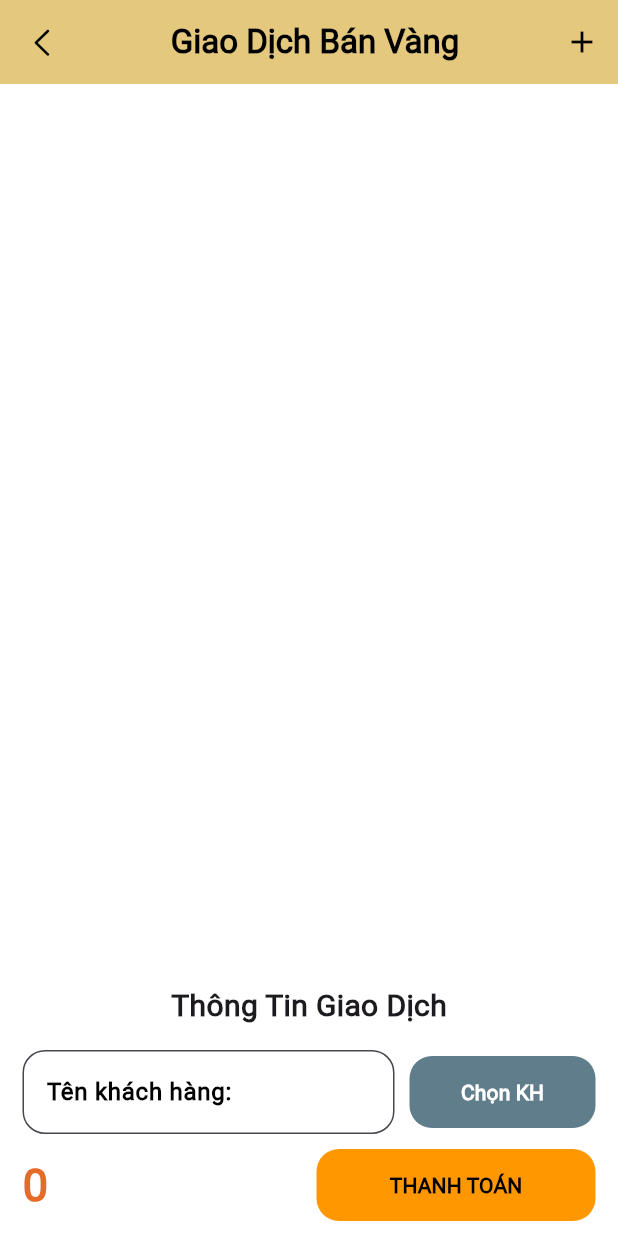
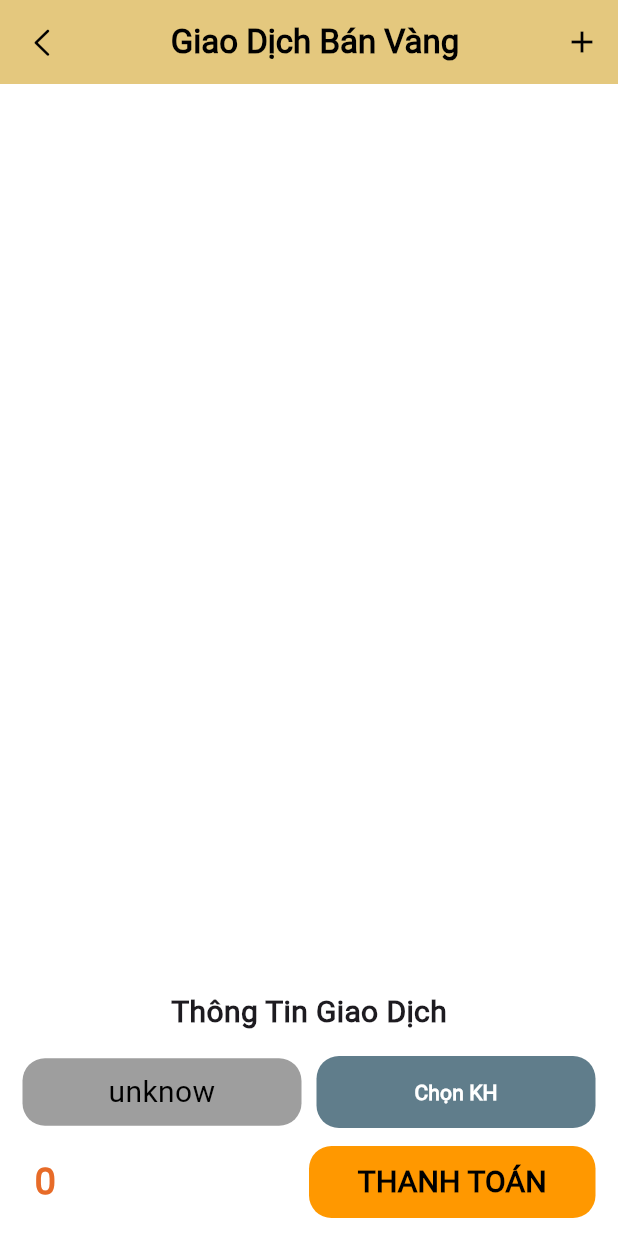
Before and after one commit to GiaBao0510/QLTV_DD, a Flutter app: the BanVangPlus screen opened directly, on a phone screen of 412 x 824 dp. Run offline on Flutter 3.47's test engine with Material 3 defaults, Android fonts, the light colour scheme and no system bars; our stand-ins replace fl_chart, google_fonts, lottie, pdf, permission_handler, printing and 2 more; missing offline and left inert: excel, flutter_barcode_scanner, number_to_vietnamese_words, session_manager; accounts and stored records are empty; network calls fail.

Commit message:
update Ban vang plus

```diff
--- a/app_qltv/lib/FrontEnd/constants/config.dart
+++ b/app_qltv/lib/FrontEnd/constants/config.dart
@@ -1,4 +1,4 @@
-const url = "http://10.11.160.205:3000";
+const url = "http://192.168.1.18:3000";
 
 const login = "$url/login"; //Đăng nhập
 const logout = "$url/exit"; //Đăng xuất
--- a/app_qltv/lib/FrontEnd/ui/GiaoDich/GiaoDichBanVangPlus.dart
+++ b/app_qltv/lib/FrontEnd/ui/GiaoDich/GiaoDichBanVangPlus.dart
@@ -23,22 +23,14 @@ class _BanVangPlusState extends State<BanVangPlus> {
   final TextEditingController _controller = TextEditingController();
 
   late Future<TruocKhiThucHienBanVang_model> _thongTinHangHoaFuture;
-  late List<TruocKhiThucHienBanVang_model> _hangHoaList = [];
+  late final List<TruocKhiThucHienBanVang_model> _hangHoaList = [];
 
   late Future<List<Khachhang>> _khachHangFuture;
-  List<Khachhang> _khachHangList = [];
   List<Khachhang> _filteredKhachHang = [];
-  final TextEditingController _searchController = TextEditingController();
+  String nameKH = 'unknow';
+  String maKH = '';
   int _currentPage = 1;
-  int _pageSize = 10;
-  int _totalKhachhang = 0;
-  int _totalRows = 0;
   double _totalThanhToan = 0;
-
-  final TextEditingController _tongtien = TextEditingController(),
-      _tienbot = TextEditingController(),
-      _thanhtoan = TextEditingController(),
-      _tenKhachHang = TextEditingController();
 
   // ignore: non_constant_identifier_names
   Future<void> _LoadData(maSp) async {
@@ -60,10 +52,11 @@ class _BanVangPlusState extends State<BanVangPlus> {
     //Lấy thông tin hàng hóa
     _thongTinHangHoaFuture =
         Provider.of<BanvangController>(context, listen: false)
-            .FecthThongTinSanPham();
+            .ThongTinSanPham();
     _thongTinHangHoaFuture.then((thongtin) {
       setState(() {
         _hangHoaList.add(thongtin);
+        _totalThanhToan = _totalThanhToan + thongtin.THANH_TIEN!;
       });
     });
   }
@@ -71,41 +64,12 @@ class _BanVangPlusState extends State<BanVangPlus> {
   Future<void> _loadKhachhang({int page = 1}) async {
     final manager = Provider.of<KhachhangManage>(context, listen: false);
     // Fetch customer information
-    _khachHangFuture = manager.fetchKhachhang(page: page, pageSize: _pageSize);
+    _khachHangFuture = manager.fetchKhachhang(page: page, pageSize: 10);
     final clients = await _khachHangFuture;
     setState(() {
-      _khachHangList = clients;
       _filteredKhachHang = clients;
       _currentPage = page;
-      _totalRows = manager.totalRows;
     });
-  }
-
-  Future<void> _loadTotalKhachhang() async {
-    final totalKhachhang =
-        await Provider.of<KhachhangManage>(context, listen: false)
-            .fetchTotalKhachhang();
-
-    setState(() {
-      _totalKhachhang = totalKhachhang;
-    });
-  }
-
-  //4. Tạo bộ lọc tìm khách hàng dựa trên tên
-  void _filterKhachhang() {
-    final query = _searchController.text.toLowerCase();
-    setState(() {
-      _filteredKhachHang = _khachHangList.where((client) {
-        return client.kh_ten!.toLowerCase().contains(query);
-      }).toList();
-    });
-  }
-
-  void _updateThanhToan() {
-    final tongTien = double.tryParse(_tongtien.text) ?? 0.0;
-    final tienBot = double.tryParse(_tienbot.text) ?? 0.0;
-    final thanhToan = tongTien - tienBot;
-    _thanhtoan.text = thanhToan.toStringAsFixed(2);
   }
 
   void removeHangHoa(hangHoa) {
@@ -114,14 +78,14 @@ class _BanVangPlusState extends State<BanVangPlus> {
     });
   }
 
-  void quetMaQR(context) {
-    ThuVienUntilState.scanQRcodePlus(context);
+  void quetMaQR(context) async {
+    await ThuVienUntilState.scanQRcodePlus(context);
     _LoadDatabyCamera();
   }
 
-  void quetBarQR(context) {
+  void quetBarQR(context) async {
     ThuVienUntilState.scanBarcodePlus(context);
-    _LoadDatabyCamera();
+    await _LoadDatabyCamera();
   }
 
   void nhapMaSanPham(BuildContext context) {
@@ -179,7 +143,6 @@ class _BanVangPlusState extends State<BanVangPlus> {
   void initState() {
     super.initState();
     _loadKhachhang();
-    _searchController.addListener(_filterKhachhang);
   }
 
   @override
@@ -327,28 +290,22 @@ class _BanVangPlusState extends State<BanVangPlus> {
           Row(
             children: [
               Expanded(
-                flex: 2,
-                child: TextFormField(
-                  readOnly: true,
-                  controller: _tenKhachHang,
-                  decoration: const InputDecoration(
-                    labelText: 'Tên khách hàng:',
-                    labelStyle: TextStyle(
-                        color: Colors.black, fontWeight: FontWeight.bold),
-                    filled: true,
-                    fillColor: Colors.white,
-                    border: OutlineInputBorder(
-                      borderSide: BorderSide(color: Colors.white, width: 15.0),
-                      borderRadius: BorderRadius.all(Radius.circular(15.0)),
+                child: Container(
+                  decoration: BoxDecoration(
+                    color: Colors.grey,
+                    borderRadius: BorderRadius.circular(15),
+                  ),
+                  child: Padding(
+                    padding: const EdgeInsets.only(top: 8.0, bottom: 8.0),
+                    child: Text(
+                      nameKH,
+                      style: const TextStyle(
+                          fontSize: 20,
+                          // fontWeight: FontWeight.bold,
+                          color: Color.fromARGB(255, 0, 0, 0)),
+                      textAlign: TextAlign.center,
                     ),
                   ),
-                  textInputAction: TextInputAction.next,
-                  keyboardType: TextInputType.text,
-                  onSaved: (value) {
-                    // _ThongTinhThucHienBanVang =
-                    //     _ThongTinhThucHienBanVang.copyWith(
-                    //         TONG_TIEN: double.tryParse(value ?? '') ?? 0.0);
-                  },
                 ),
               ),
               const SizedBox(
@@ -382,16 +339,23 @@ class _BanVangPlusState extends State<BanVangPlus> {
           Row(
             children: [
               Expanded(
+                child: Container(
+                  decoration: BoxDecoration(
+                    borderRadius: BorderRadius.circular(15),
+                  ),
+                  child: Padding(
+                    padding:
+                        const EdgeInsets.only(top: 8.0, bottom: 8.0, left: 8),
                     child: Text(
                       formatCurrencyDouble(_totalThanhToan),
                       style: const TextStyle(
-                      fontSize: 30,
+                          fontSize: 25,
                           fontWeight: FontWeight.w900,
                           color: Color.fromARGB(255, 231, 107, 40)),
+                      textAlign: TextAlign.left,
                     ),
                   ),
-              const SizedBox(
-                width: 10,
+                ),
               ),
               Expanded(
                   flex: 1,
@@ -408,6 +372,7 @@ class _BanVangPlusState extends State<BanVangPlus> {
                           child: Text(
                             'THANH TOÁN',
                             style: TextStyle(
+                                fontSize: 20,
                                 color: Colors.black,
                                 fontWeight: FontWeight.w900),
                           )),
@@ -418,72 +383,6 @@ class _BanVangPlusState extends State<BanVangPlus> {
           const SizedBox(
             height: 10,
           ),
-          // TextFormField(
-          //   controller: _tongtien,
-          //   decoration: const InputDecoration(
-          //     labelText: 'Tổng tiền:',
-          //     labelStyle:
-          //         TextStyle(color: Colors.black, fontWeight: FontWeight.bold),
-          //     filled: true,
-          //     fillColor: Colors.white,
-          //     border: OutlineInputBorder(
-          //       borderSide: BorderSide(color: Colors.white, width: 15.0),
-          //       borderRadius: BorderRadius.all(Radius.circular(15.0)),
-          //     ),
-          //   ),
-          //   textInputAction: TextInputAction.next,
-          //   keyboardType: TextInputType.number,
-          //   onSaved: (value) {
-          //     // _ThongTinhThucHienBanVang = _ThongTinhThucHienBanVang.copyWith(
-          //     //     TONG_TIEN: double.tryParse(value ?? '') ?? 0.0);
-          //   },
-          // ),
-          // const SizedBox(
-          //   height: 15,
-          // ),
-          // TextFormField(
-          //   controller: _tienbot,
-          //   decoration: const InputDecoration(
-          //     labelText: 'Tiền bớt:',
-          //     labelStyle:
-          //         TextStyle(color: Colors.black, fontWeight: FontWeight.bold),
-          //     filled: true,
-          //     fillColor: Colors.white,
-          //     border: OutlineInputBorder(
-          //       borderSide: BorderSide(color: Colors.white, width: 15.0),
-          //       borderRadius: BorderRadius.all(Radius.circular(15.0)),
-          //     ),
-          //   ),
-          //   textInputAction: TextInputAction.next,
-          //   keyboardType: TextInputType.number,
-          //   onSaved: (value) {
-          //     //   _ThongTinhThucHienBanVang = _ThongTinhThucHienBanVang.copyWith(
-          //     //       TIEN_BOT: double.tryParse(value ?? '') ?? 0.0);
-          //   },
-          // ),
-          // const SizedBox(
-          //   height: 15,
-          // ),
-          // TextFormField(
-          //   controller: _thanhtoan,
-          //   decoration: const InputDecoration(
-          //     labelText: 'Thanh toán:',
-          //     labelStyle:
-          //         TextStyle(color: Colors.black, fontWeight: FontWeight.bold),
-          //     filled: true,
-          //     fillColor: Colors.white,
-          //     border: OutlineInputBorder(
-          //       borderSide: BorderSide(color: Colors.white, width: 15.0),
-          //       borderRadius: BorderRadius.all(Radius.circular(15.0)),
-          //     ),
-          //   ),
-          //   textInputAction: TextInputAction.next,
-          //   keyboardType: TextInputType.number,
-          //   onSaved: (value) {
-          //     // _ThongTinhThucHienBanVang = _ThongTinhThucHienBanVang.copyWith(
-          //     //     THANH_TOAN: double.tryParse(value ?? '') ?? 0.0);
-          //   },
-          // ),
         ],
       )),
     );
@@ -766,7 +665,8 @@ class _BanVangPlusState extends State<BanVangPlus> {
                       DataCell(Text('${client.kh_ten}'), onTap: () {
                         // Xử lý khi chọn khách hàng
                         setState(() {
-                          _tenKhachHang.text = client.kh_ten!;
+                          nameKH = client.kh_ten!;
+                          maKH = client.kh_ma!;
                         });
                         Navigator.pop(context); // Đóng BottomSheet
                       }),
```
Lines whose indentation alone changed are shown as unchanged.
